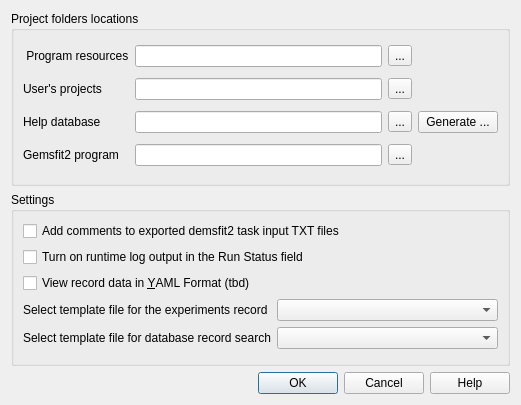
First picture: the form in gfshell2/dialogs/PreferencesDialog.ui, repository gemshub/gemsfits, before the edit.
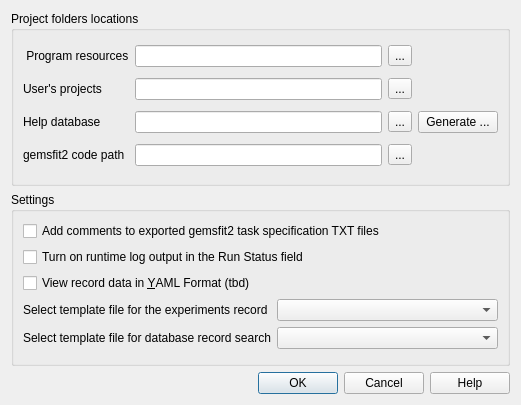
Second picture: the form after the edit. Icons and pictures are not drawn.

```diff
--- a/gfshell2/dialogs/PreferencesDialog.ui
+++ b/gfshell2/dialogs/PreferencesDialog.ui
@@ -85,7 +85,7 @@
       <item row="3" column="0">
        <widget class="QLabel" name="label_5">
         <property name="text">
-         <string>Gemsfit2 program</string>
+         <string>gemsfit2 code path</string>
         </property>
        </widget>
       </item>
@@ -111,7 +111,7 @@
       <item row="0" column="0" colspan="2">
        <widget class="QCheckBox" name="commentsBox">
         <property name="text">
-         <string>Add comments to exported demsfit2 task input TXT files</string>
+         <string>Add comments to exported gemsfit2 task specification TXT files</string>
         </property>
        </widget>
       </item>
```
